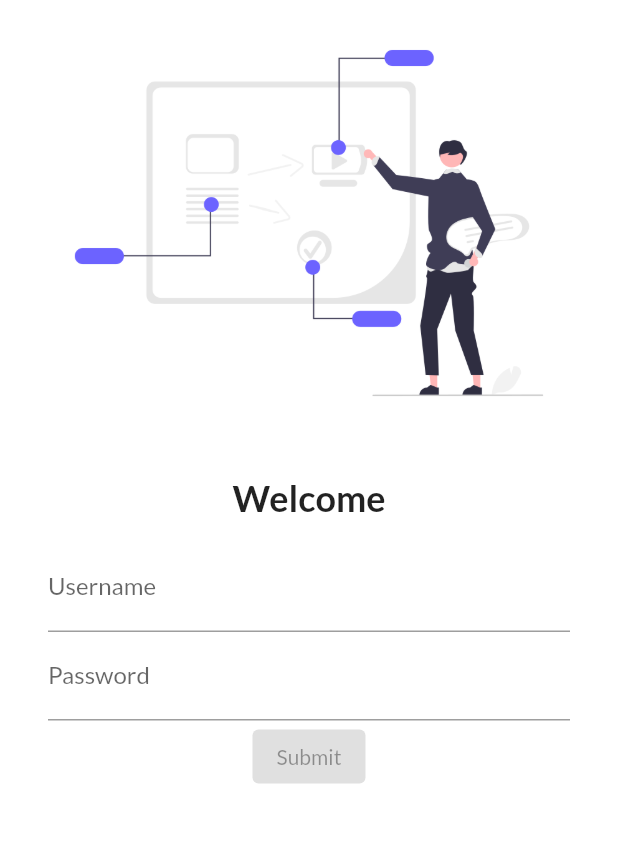
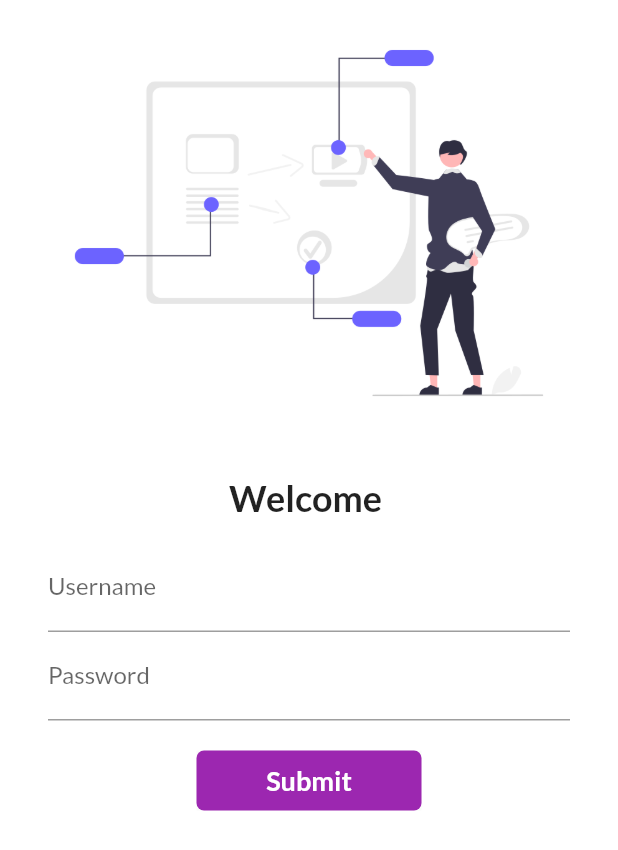
Before and after one commit to viveksharmapoudel/flutter_basic, a Flutter app: the screen it shows after launch, on a phone screen of 412 x 824 dp. Shown: the top 850 px of the screen. Run offline on Flutter 3.47's test engine with Material 2 defaults, Android fonts, the light colour scheme and no system bars; our stand-ins replace google_fonts.

Commit message:
fix: issues

```diff
--- a/lib/main.dart
+++ b/lib/main.dart
@@ -1,6 +1,7 @@
 import 'package:flutter/material.dart';
 import 'package:flutter_cat/pages/home_page.dart';
 import 'package:flutter_cat/pages/login_page.dart';
+import 'package:flutter_cat/utils/routes.dart';
 import 'package:google_fonts/google_fonts.dart';
 
 void main(){
@@ -20,10 +21,10 @@
         fontFamily: GoogleFonts.lato().fontFamily,
         ) ,
       // darkTheme: ThemeData(brightness: Brightness.dark),
-      initialRoute: "/login",
       routes: {
-        "/":(context)=> HomePage(),
-        "/login":(context)=>LoginPage(),
+        "/":(context)=>LoginPage(),
+        MyRoutes.homeRoute: (context)=> HomePage(),
+        MyRoutes.loginRoute:(context)=> LoginPage(),
       },
     );
   }
--- a/lib/pages/login_page.dart
+++ b/lib/pages/login_page.dart
@@ -1,18 +1,45 @@
 import 'package:flutter/material.dart';
+import 'package:flutter_cat/utils/routes.dart';
 import 'package:google_fonts/google_fonts.dart';
 
-class LoginPage extends StatelessWidget {
+class LoginPage extends StatefulWidget {
+
+  @override
+  State<LoginPage> createState() => _LoginPageState();
+}
+
+class _LoginPageState extends State<LoginPage> {
+  String name= "";
+  bool   changeButton= false;
+  final _formKey= GlobalKey<FormState>();
+
+  moveToHome() async{
+    if( _formKey.currentState!.validate()){
+      setState(() {
+        changeButton=!changeButton;
+      });
+      await Future.delayed(const Duration(seconds: 1));
+      Navigator.pushNamed(context, MyRoutes.homeRoute);
+      setState(() {
+        changeButton=!changeButton;
+      });
+    }
+  }
 
   @override
   Widget build(BuildContext context) {
     return Material(
       color: Colors.white,
+      child:
+      SingleChildScrollView(
+        child:Form(
+          key: _formKey,
           child: Column(
           children: [
             Image.asset("assets/images/one.png", fit: BoxFit.contain,),
             const SizedBox(height: 20,),
-          const Text("Welcome",
-            style: TextStyle(
+            Text("Welcome $name",
+              style: const TextStyle(
                 fontSize: 24,
                 fontWeight: FontWeight.bold,
               ),
@@ -22,28 +49,80 @@ class LoginPage extends StatelessWidget {
                 child:Column(
                 children: [
                 TextFormField(
+                  onChanged: (value){
+                    setState(() {
+                      name=value;
+                    });
+                  },
                   decoration: const InputDecoration(
                     hintText: "Enter Username",
                     labelText: "Username"
-              )
+                  ),
+                  validator: (value){
+                    print("test $value");
+                    if(value !=null && value.isEmpty){
+                      return "username cannot be empty";
+                    }
+                    return null;
+                  },
                 ),
                 TextFormField(
                   obscureText: true,
                   decoration: const InputDecoration(
                     hintText: "Enter Password",
-                labelText: "Password"
+                    labelText: "Password",
+                  ),
+                  validator: (value){
+                    if(value !=null && value.isEmpty){
+                      return "Password cannot be empty";
+                    }else if (value !=null && value.length <=6){
+                      return "Password length sould be greater than 6 character";
+                    }
+                    return null;
+                  },
+                ),
+                const SizedBox(height: 20,),
+                Material(
+                  child: InkWell(
+                    onTap: () async{
+                        moveToHome();
+                    },
+                    child: AnimatedContainer(
+                    duration: const Duration(milliseconds: 400),
+                    height: 40,
+                    width: changeButton? 80: 150,
+                    child: changeButton ?
+                        const Icon(Icons.done ,color: Colors.yellow ,)
+                        : const Center(
+                       child : Text("Submit", style: TextStyle(
+                            color: Colors.white ,
+                            fontSize: 18,
+                            fontWeight: FontWeight.bold,
+                          ),
+                        ) ,
+                      ),
+                    decoration: BoxDecoration(
+                      color: Colors.purple,
+                      borderRadius:BorderRadius.circular(5),
+                    ),
+                    ),
+                  ),
                 )
-            ),
-            ElevatedButton(
-              onPressed: (){
-                print("data is submitted ")
-              },
-              style:TextButton.styleFrom(),
-              child: Text("Submit"))
+              // ElevatedButton(
+              //   onPressed: (){
+              //     print("data is submitted ");
+              //     Navigator.pushNamed(context, MyRoutes.homeRoute);
+              //   },
+              //   style:TextButton.styleFrom(minimumSize:Size(140, 40) ),
+              //   child: Text("Submit")
+              // )
               ],
               ),
               )
           ],
+              ),
+        )
+    ,
     )
     );
   }
--- /dev/null
+++ b/lib/utils/routes.dart
@@ -0,0 +1,4 @@
+class MyRoutes {
+   static String loginRoute="/login";
+   static String homeRoute="/home";
+}
```
Lines whose indentation alone changed are shown as unchanged.
